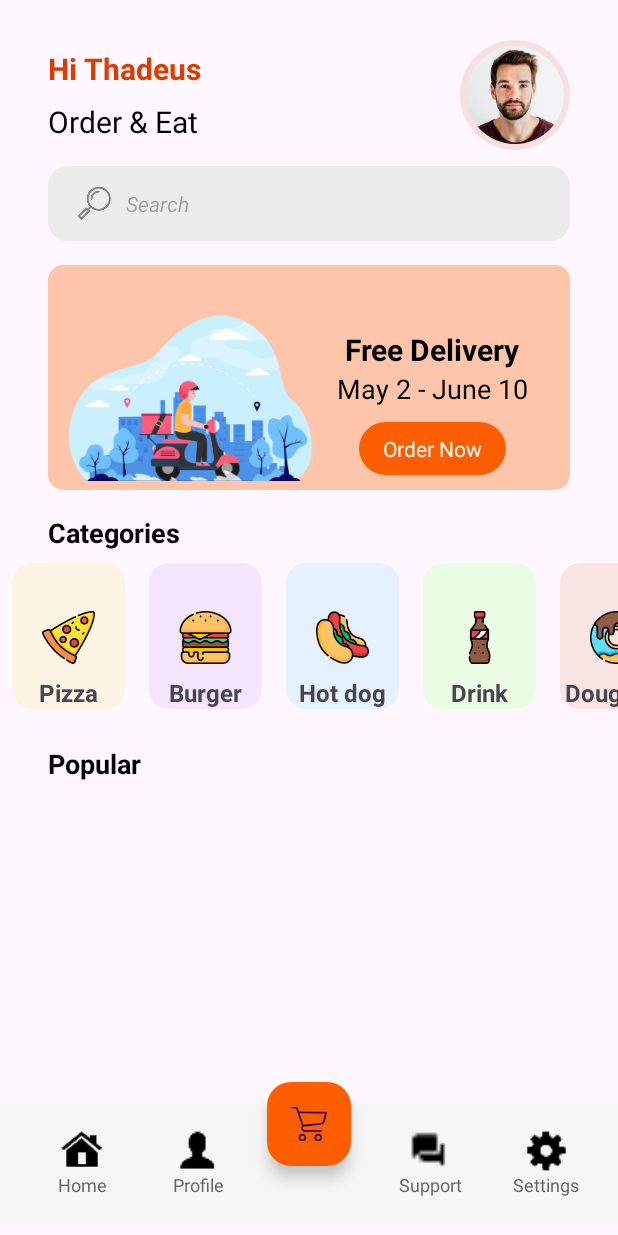
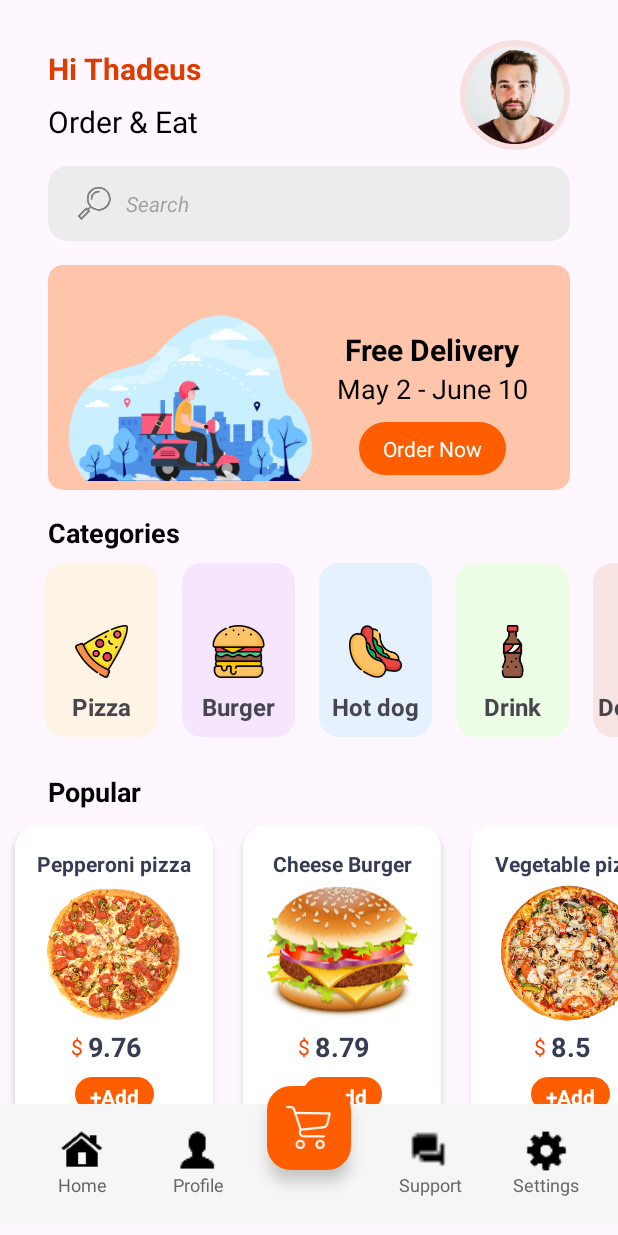
Before and after one commit to thadeusdev/FoodApp, an Android app: the MainActivity screen opened directly, with no data from a screen before it, on a phone screen of 412 x 824 dp. Run offline under Robolectric (Android 15) with nearby library versions, the phone set to English and light mode, and no system bars.

Commit message:
displayed the categories and popular sections

```diff
--- /dev/null
+++ b/app/src/main/java/com/example/foodapp/Activity/Adaptor/PopularAdaptor.java
@@ -0,0 +1,60 @@
+package com.example.foodapp.Activity.Adaptor;
+
+import android.view.LayoutInflater;
+import android.view.View;
+import android.view.ViewGroup;
+import android.widget.ImageView;
+import android.widget.TextView;
+
+import androidx.annotation.NonNull;
+import androidx.constraintlayout.widget.ConstraintLayout;
+import androidx.core.content.ContextCompat;
+import androidx.recyclerview.widget.RecyclerView;
+
+import com.bumptech.glide.Glide;
+import com.example.foodapp.Activity.Domain.FoodDomain;
+import com.example.foodapp.R;
+
+import java.util.ArrayList;
+
+public class PopularAdaptor extends RecyclerView.Adapter<PopularAdaptor.ViewHolder> {
+    ArrayList<FoodDomain> popularFoods;
+
+    public PopularAdaptor(ArrayList<FoodDomain> popularFoods) {
+        this.popularFoods = popularFoods;
+    }
+
+    @Override
+    public ViewHolder onCreateViewHolder(@NonNull ViewGroup parent, int viewType) {
+        View inflate = LayoutInflater.from(parent.getContext()).inflate(R.layout.viewholder_popular,parent,false);
+        return new ViewHolder(inflate);
+    }
+
+    @Override
+    public void onBindViewHolder(@NonNull ViewHolder holder, int position) {
+       holder.title.setText(popularFoods.get(position).getTitle());
+       holder.fee.setText(String.valueOf(popularFoods.get(position).getFee()));
+
+       int drawableResourceId=holder.itemView.getContext().getResources().getIdentifier(popularFoods.get(position).getPic(),"drawable",holder.itemView.getContext().getPackageName());
+
+       Glide.with(holder.itemView.getContext()).load(drawableResourceId).into(holder.pic);
+    }
+
+    @Override
+    public int getItemCount() {
+        return popularFoods.size();
+    }
+
+    public class ViewHolder extends RecyclerView.ViewHolder {
+        TextView title, fee;
+        ImageView pic;
+        TextView addBtn;
+        public ViewHolder(@NonNull View itemView) {
+            super(itemView);
+            title=itemView.findViewById(R.id.title);
+            fee=itemView.findViewById(R.id.fee);
+            pic=itemView.findViewById(R.id.pic);
+            addBtn=itemView.findViewById(R.id.addBtn);
+        }
+    }
+}
--- /dev/null
+++ b/app/src/main/java/com/example/foodapp/Activity/Domain/FoodDomain.java
@@ -0,0 +1,48 @@
+package com.example.foodapp.Activity.Domain;
+
+public class FoodDomain {
+    private String title;
+    private String pic;
+    private String description;
+    private Double fee;
+    private int numberInCart;
+
+    public FoodDomain(String title, String pic, String description, Double fee) {
+        this.title = title;
+        this.pic = pic;
+        this.description = description;
+        this.fee = fee;
+    }
+
+    public FoodDomain(String title, String pic, String description, Double fee, int numberInCart) {
+        this.title = title;
+        this.pic = pic;
+        this.description = description;
+        this.fee = fee;
+        this.numberInCart = numberInCart;
+    }
+
+    public String getTitle() {
+        return title;
+    }
+
+    public void setTitle (String title) {
+        this.title = title;
+    }
+
+    public String getPic () {
+        return pic;
+    }
+
+    public void setPic (String pic) {
+        this.pic = pic;
+    }
+
+    public Double getFee () {
+        return fee;
+    }
+
+    public void setFee (Double fee) {
+        this.fee = fee;
+    }
+}
--- a/app/src/main/java/com/example/foodapp/Activity/MainActivity.java
+++ b/app/src/main/java/com/example/foodapp/Activity/MainActivity.java
@@ -10,14 +10,16 @@ import android.content.Intent;
 import android.view.View;
 
 import com.example.foodapp.Activity.Adaptor.CategoryAdaptor;
+import com.example.foodapp.Activity.Adaptor.PopularAdaptor;
 import com.example.foodapp.Activity.Domain.CategoryDomain;
+import com.example.foodapp.Activity.Domain.FoodDomain;
 import com.example.foodapp.R;
 
 import java.util.ArrayList;
 
 public class MainActivity extends AppCompatActivity {
-    private RecyclerView.Adapter adapter;
-    private RecyclerView recyclerViewCategoryList;
+    private RecyclerView.Adapter adapter,adapter2;
+    private RecyclerView recyclerViewCategoryList,recyclerViewPopularList;
 
     @Override
     protected void onCreate(Bundle savedInstanceState) {
@@ -25,6 +27,7 @@ public class MainActivity extends AppCompatActivity {
         setContentView(R.layout.activity_main);
 
         recyclerViewCategory();
+        recyclerViewPopular();
     }
 
     private void recyclerViewCategory() {
@@ -41,6 +44,20 @@ public class MainActivity extends AppCompatActivity {
 
         adapter = new CategoryAdaptor(category);
         recyclerViewCategoryList.setAdapter(adapter);
+    }
+
+    private void recyclerViewPopular() {
+        LinearLayoutManager linearLayoutManager=new LinearLayoutManager(this,LinearLayoutManager.HORIZONTAL,false);
+        recyclerViewPopularList=findViewById(R.id.recyclerView2);
+        recyclerViewPopularList.setLayoutManager(linearLayoutManager);
+
+        ArrayList<FoodDomain> foodList=new ArrayList<>();
+        foodList.add(new FoodDomain("Pepperoni pizza", "pop_1", "slices pepperoni,mozzerella cheese, fresh oregano, ground black pepper,pizza sauce",9.76));
+        foodList.add(new FoodDomain("Cheese Burger", "logo", "beef, Gauda Cheese, Special Sauce, Lettuce, tomato",8.79));
+        foodList.add(new FoodDomain("Vegetable pizza","pop_3","olive oil, vegetableoil, pitted kalamata, cherry tomatoes, frash oregano, basil", 8.5));
+
+        adapter2=new PopularAdaptor(foodList);
+        recyclerViewPopularList.setAdapter(adapter2);
     }
 
     public static class IntroActivity extends AppCompatActivity {
--- /dev/null
+++ b/app/src/main/res/drawable/cart_background.xml
@@ -0,0 +1,9 @@
+<?xml version="1.0" encoding="utf-8"?>
+<selector xmlns:android="http://schemas.android.com/apk/res/android">
+<item>
+    <shape android:shape="rectangle">
+        <corners android:radius="15dp"/>
+        <solid android:color="#ffffff"/>
+    </shape>
+</item>
+</selector>
--- /dev/null
+++ b/app/src/main/res/drawable/viewholder_popular.xml
@@ -0,0 +1,4 @@
+<?xml version="1.0" encoding="utf-8"?>
+<selector xmlns:android="http://schemas.android.com/apk/res/android">
+
+</selector>
--- a/app/src/main/res/layout/activity_main.xml
+++ b/app/src/main/res/layout/activity_main.xml
@@ -97,6 +97,9 @@
                     android:id="@+id/recyclerView"
                     android:layout_width="match_parent"
                     android:layout_height="match_parent"
+                    android:clipToPadding="false"
+                    android:paddingLeft="22dp"
+                    android:paddingRight="22dp"
                     app:layout_constraintEnd_toEndOf="parent"
                     app:layout_constraintStart_toStartOf="parent"
                     app:layout_constraintTop_toBottomOf="@+id/textView18" />
@@ -120,10 +123,8 @@
                     android:layout_height="match_parent"
                     app:layout_constraintBottom_toBottomOf="parent"
                     app:layout_constraintEnd_toEndOf="parent"
-                    app:layout_constraintHorizontal_bias="0.0"
                     app:layout_constraintStart_toStartOf="parent"
-                    app:layout_constraintTop_toBottomOf="@+id/textView19"
-                    app:layout_constraintVertical_bias="0.0" />
+                    app:layout_constraintTop_toBottomOf="@+id/textView19" />
 
                 <androidx.constraintlayout.widget.ConstraintLayout
                     android:id="@+id/constraintLayout"
@@ -367,10 +368,11 @@
         android:elevation="3dp"
         android:src="@drawable/shopping_cart"
         app:backgroundTint="#ff5e00"
-        app:layout_constraintBottom_toBottomOf="@+id/scrollview"
         app:layout_constraintEnd_toEndOf="parent"
         app:layout_constraintStart_toStartOf="parent"
-        app:layout_constraintTop_toTopOf="@+id/coordinatorLayout">
+        app:layout_constraintTop_toTopOf="@+id/coordinatorLayout"
+        app:maxImageSize="30dp"
+        app:tint="#ffffff">
 
     </com.google.android.material.floatingactionbutton.FloatingActionButton>
 
--- a/app/src/main/res/layout/viewholder_category.xml
+++ b/app/src/main/res/layout/viewholder_category.xml
@@ -26,11 +26,13 @@
     <TextView
         android:id="@+id/categoryName"
         android:layout_width="wrap_content"
-        android:layout_height="wrap_content"
+        android:layout_height="30dp"
         android:layout_marginTop="8dp"
+        android:layout_marginBottom="1dp"
         android:text="title"
         android:textSize="16sp"
         android:textStyle="bold"
+        app:layout_constraintBottom_toBottomOf="parent"
         app:layout_constraintEnd_toEndOf="@+id/categoryPic"
         app:layout_constraintStart_toStartOf="@+id/categoryPic"
         app:layout_constraintTop_toBottomOf="@+id/categoryPic" />
--- /dev/null
+++ b/app/src/main/res/layout/viewholder_popular.xml
@@ -0,0 +1,79 @@
+<?xml version="1.0" encoding="utf-8"?>
+<androidx.constraintlayout.widget.ConstraintLayout xmlns:android="http://schemas.android.com/apk/res/android"
+    xmlns:app="http://schemas.android.com/apk/res-auto"
+    xmlns:tools="http://schemas.android.com/tools"
+    android:layout_width="wrap_content"
+    android:layout_height="wrap_content"
+    android:layout_margin="10dp"
+    android:background="@drawable/cart_background"
+    android:elevation="3dp">
+
+    <TextView
+        android:id="@+id/title"
+        android:layout_width="wrap_content"
+        android:layout_height="wrap_content"
+        android:layout_marginStart="4dp"
+        android:layout_marginTop="16dp"
+        android:layout_marginEnd="4dp"
+        android:text="title"
+        android:textColor="#373b54"
+        android:textSize="14sp"
+        android:textStyle="bold"
+        app:layout_constraintEnd_toEndOf="parent"
+        app:layout_constraintStart_toStartOf="parent"
+        app:layout_constraintTop_toTopOf="parent" />
+
+    <ImageView
+        android:id="@+id/pic"
+        android:layout_width="100dp"
+        android:layout_height="100dp"
+        android:layout_marginStart="16dp"
+        android:layout_marginEnd="16dp"
+        android:src="@drawable/pop_1"
+        app:layout_constraintEnd_toEndOf="parent"
+        app:layout_constraintStart_toStartOf="parent"
+        app:layout_constraintTop_toBottomOf="@+id/title"
+        app:srcCompat="@drawable/pop_1" />
+
+    <TextView
+        android:id="@+id/fee"
+        android:layout_width="wrap_content"
+        android:layout_height="wrap_content"
+        android:text="0.0"
+        android:textColor="#373b54"
+        android:textSize="18sp"
+        android:textStyle="bold"
+        app:layout_constraintEnd_toEndOf="@+id/pic"
+        app:layout_constraintStart_toStartOf="@+id/pic"
+        app:layout_constraintTop_toBottomOf="@+id/pic" />
+
+    <TextView
+        android:id="@+id/textView11"
+        android:layout_width="wrap_content"
+        android:layout_height="wrap_content"
+        android:layout_marginEnd="3dp"
+        android:text="$"
+        android:textColor="#ff3d00"
+        android:textSize="14sp"
+        app:layout_constraintBottom_toBottomOf="@+id/fee"
+        app:layout_constraintEnd_toStartOf="@+id/fee"
+        app:layout_constraintTop_toBottomOf="@+id/pic" />
+
+    <TextView
+        android:id="@+id/addBtn"
+        android:layout_width="wrap_content"
+        android:layout_height="wrap_content"
+        android:layout_margin="8dp"
+        android:background="@drawable/orange_button"
+        android:paddingStart="10dp"
+        android:paddingTop="3dp"
+        android:paddingEnd="10dp"
+        android:text="+Add"
+        android:textColor="#ffffff"
+        android:textStyle="bold"
+        app:layout_constraintBottom_toBottomOf="parent"
+        app:layout_constraintEnd_toEndOf="@+id/pic"
+        app:layout_constraintStart_toStartOf="@+id/pic"
+        app:layout_constraintTop_toBottomOf="@+id/fee"
+        tools:paddingBottom="3dp" />
+</androidx.constraintlayout.widget.ConstraintLayout>
```
